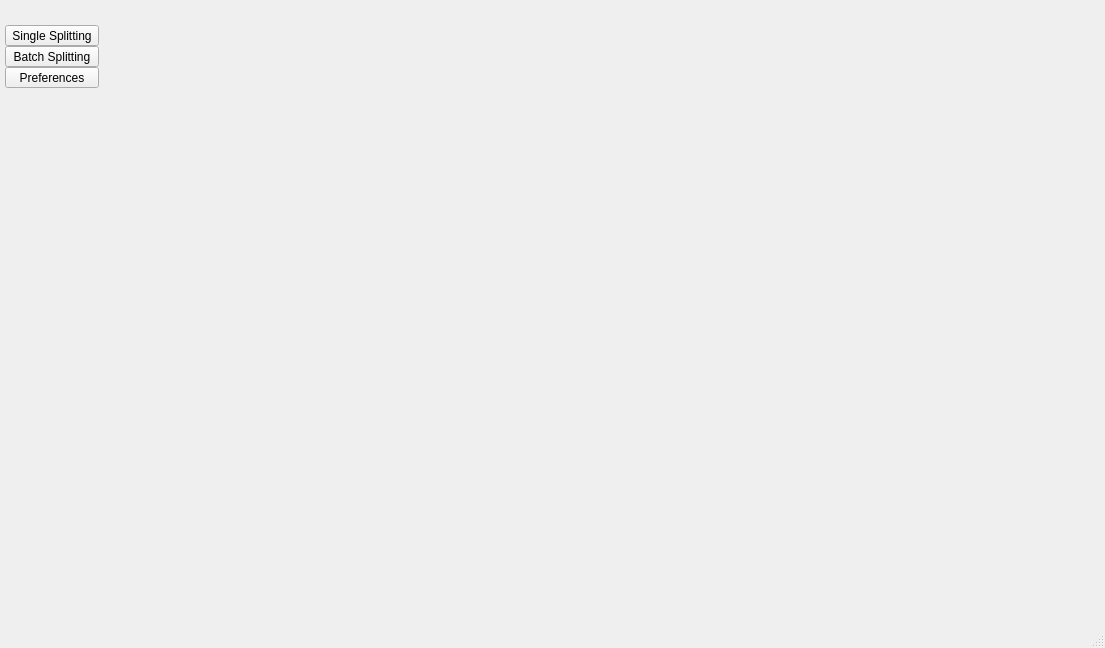
Before: the Qt Designer form src/ui/mainwindow.ui in zxunge/FreePictureSplitter, drawn with Qt 5.
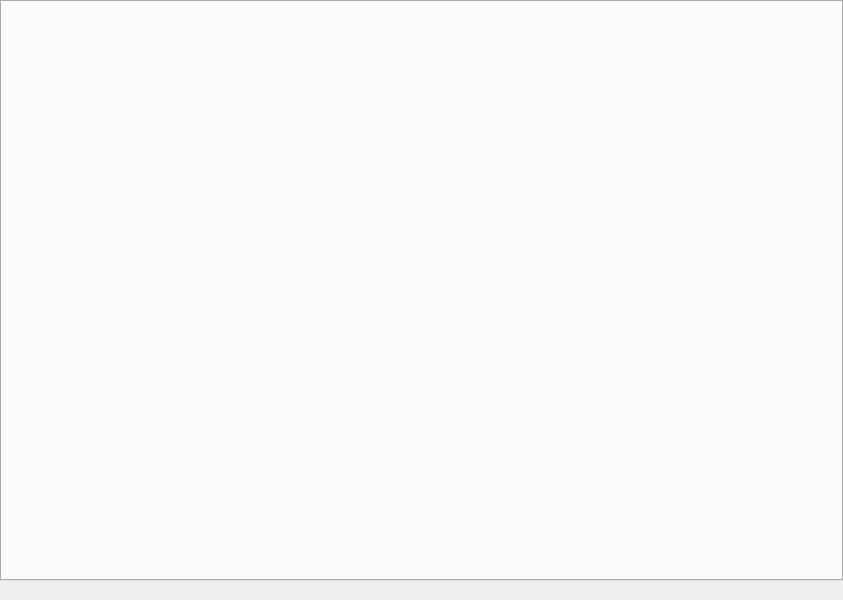
After: the same form once the commit is applied. Icons and pictures are not drawn. Custom widgets are drawn as their Qt base class.

Patch:
```diff
--- a/src/ui/mainwindow.ui
+++ b/src/ui/mainwindow.ui
@@ -6,8 +6,8 @@
    <rect>
     <x>0</x>
     <y>0</y>
-    <width>1105</width>
-    <height>648</height>
+    <width>843</width>
+    <height>600</height>
    </rect>
   </property>
   <property name="minimumSize">
@@ -31,197 +31,37 @@
      <number>0</number>
     </property>
     <property name="rightMargin">
-     <number>9</number>
+     <number>0</number>
     </property>
     <property name="bottomMargin">
-     <number>9</number>
+     <number>0</number>
     </property>
     <item>
-     <widget class="QWidget" name="wgtSidebar" native="true">
-      <property name="sizePolicy">
-       <sizepolicy hsizetype="Fixed" vsizetype="Preferred">
-        <horstretch>0</horstretch>
-        <verstretch>0</verstretch>
-       </sizepolicy>
+     <widget class="QTabWidget" name="tabWidget">
+      <property name="tabPosition">
+       <enum>QTabWidget::TabPosition::West</enum>
       </property>
-      <property name="styleSheet">
-       <string notr="true"/>
+      <property name="tabShape">
+       <enum>QTabWidget::TabShape::Triangular</enum>
       </property>
-      <layout class="QVBoxLayout" name="verticalLayout_2">
-       <property name="spacing">
-        <number>0</number>
-       </property>
-       <property name="leftMargin">
-        <number>5</number>
-       </property>
-       <property name="topMargin">
-        <number>5</number>
-       </property>
-       <property name="rightMargin">
-        <number>5</number>
-       </property>
-       <property name="bottomMargin">
-        <number>5</number>
-       </property>
-       <item>
-        <spacer name="verticalSpacer">
-         <property name="orientation">
-          <enum>Qt::Orientation::Vertical</enum>
-         </property>
-         <property name="sizeType">
-          <enum>QSizePolicy::Policy::Fixed</enum>
-         </property>
-         <property name="sizeHint" stdset="0">
-          <size>
-           <width>20</width>
-           <height>20</height>
-          </size>
-         </property>
-        </spacer>
-       </item>
-       <item>
-        <widget class="QToolButton" name="tbtnSingle">
-         <property name="sizePolicy">
-          <sizepolicy hsizetype="Expanding" vsizetype="Fixed">
-           <horstretch>0</horstretch>
-           <verstretch>0</verstretch>
-          </sizepolicy>
-         </property>
-         <property name="text">
-          <string>Single Splitting</string>
-         </property>
-         <property name="icon">
-          <iconset resource="../resources/fps.qrc">
-           <normaloff>:/controls/controls/32x32/image.svg</normaloff>:/controls/controls/32x32/image.svg</iconset>
-         </property>
-         <property name="iconSize">
-          <size>
-           <width>32</width>
-           <height>32</height>
-          </size>
-         </property>
-         <property name="checkable">
-          <bool>true</bool>
-         </property>
-         <property name="autoExclusive">
-          <bool>true</bool>
-         </property>
-         <property name="toolButtonStyle">
-          <enum>Qt::ToolButtonStyle::ToolButtonTextUnderIcon</enum>
-         </property>
-        </widget>
-       </item>
-       <item>
-        <widget class="QToolButton" name="tbtnBatch">
-         <property name="sizePolicy">
-          <sizepolicy hsizetype="Expanding" vsizetype="Fixed">
-           <horstretch>0</horstretch>
-           <verstretch>0</verstretch>
-          </sizepolicy>
-         </property>
-         <property name="text">
-          <string>Batch Splitting</string>
-         </property>
-         <property name="icon">
-          <iconset resource="../resources/fps.qrc">
-           <normaloff>:/controls/controls/32x32/image_multiple.svg</normaloff>:/controls/controls/32x32/image_multiple.svg</iconset>
-         </property>
-         <property name="iconSize">
-          <size>
-           <width>32</width>
-           <height>32</height>
-          </size>
-         </property>
-         <property name="checkable">
-          <bool>true</bool>
-         </property>
-         <property name="autoExclusive">
-          <bool>true</bool>
-         </property>
-         <property name="toolButtonStyle">
-          <enum>Qt::ToolButtonStyle::ToolButtonTextUnderIcon</enum>
-         </property>
-        </widget>
-       </item>
-       <item>
-        <widget class="QToolButton" name="tbtnPref">
-         <property name="sizePolicy">
-          <sizepolicy hsizetype="Expanding" vsizetype="Fixed">
-           <horstretch>0</horstretch>
-           <verstretch>0</verstretch>
-          </sizepolicy>
-         </property>
-         <property name="text">
-          <string>Preferences</string>
-         </property>
-         <property name="icon">
-          <iconset resource="../resources/fps.qrc">
-           <normaloff>:/controls/controls/32x32/settings.svg</normaloff>:/controls/controls/32x32/settings.svg</iconset>
-         </property>
-         <property name="iconSize">
-          <size>
-           <width>32</width>
-           <height>32</height>
-          </size>
-         </property>
-         <property name="checkable">
-          <bool>true</bool>
-         </property>
-         <property name="autoExclusive">
-          <bool>true</bool>
-         </property>
-         <property name="toolButtonStyle">
-          <enum>Qt::ToolButtonStyle::ToolButtonTextUnderIcon</enum>
-         </property>
-        </widget>
-       </item>
-       <item>
-        <spacer name="verticalSpacer_2">
-         <property name="orientation">
-          <enum>Qt::Orientation::Vertical</enum>
-         </property>
-         <property name="sizeHint" stdset="0">
-          <size>
-           <width>20</width>
-           <height>40</height>
-          </size>
-         </property>
-        </spacer>
-       </item>
-       <item>
-        <widget class="ClickableLabel" name="labMark">
-         <property name="sizePolicy">
-          <sizepolicy hsizetype="Expanding" vsizetype="Fixed">
-           <horstretch>0</horstretch>
-           <verstretch>0</verstretch>
-          </sizepolicy>
-         </property>
-         <property name="toolTip">
-          <string>About FreePictureSplitter..</string>
-         </property>
-         <property name="text">
-          <string/>
-         </property>
-         <property name="alignment">
-          <set>Qt::AlignmentFlag::AlignBottom|Qt::AlignmentFlag::AlignHCenter</set>
-         </property>
-         <property name="wordWrap">
-          <bool>true</bool>
-         </property>
-         <property name="indent">
-          <number>-1</number>
-         </property>
-        </widget>
-       </item>
-      </layout>
+      <property name="currentIndex">
+       <number>-1</number>
+      </property>
+      <property name="iconSize">
+       <size>
+        <width>32</width>
+        <height>32</height>
+       </size>
+      </property>
      </widget>
     </item>
-    <item>
-     <widget class="QStackedWidget" name="wgtMain"/>
-    </item>
    </layout>
   </widget>
-  <widget class="QStatusBar" name="statusBar"/>
+  <widget class="QStatusBar" name="statusBar">
+   <property name="sizeGripEnabled">
+    <bool>false</bool>
+   </property>
+  </widget>
   <action name="actionExit">
    <property name="text">
     <string>&amp;Exit</string>
@@ -234,13 +74,6 @@
    </property>
   </action>
  </widget>
- <customwidgets>
-  <customwidget>
-   <class>ClickableLabel</class>
-   <extends>QLabel</extends>
-   <header>clickablelabel.h</header>
-  </customwidget>
- </customwidgets>
  <resources>
   <include location="../resources/fps.qrc"/>
  </resources>
```
